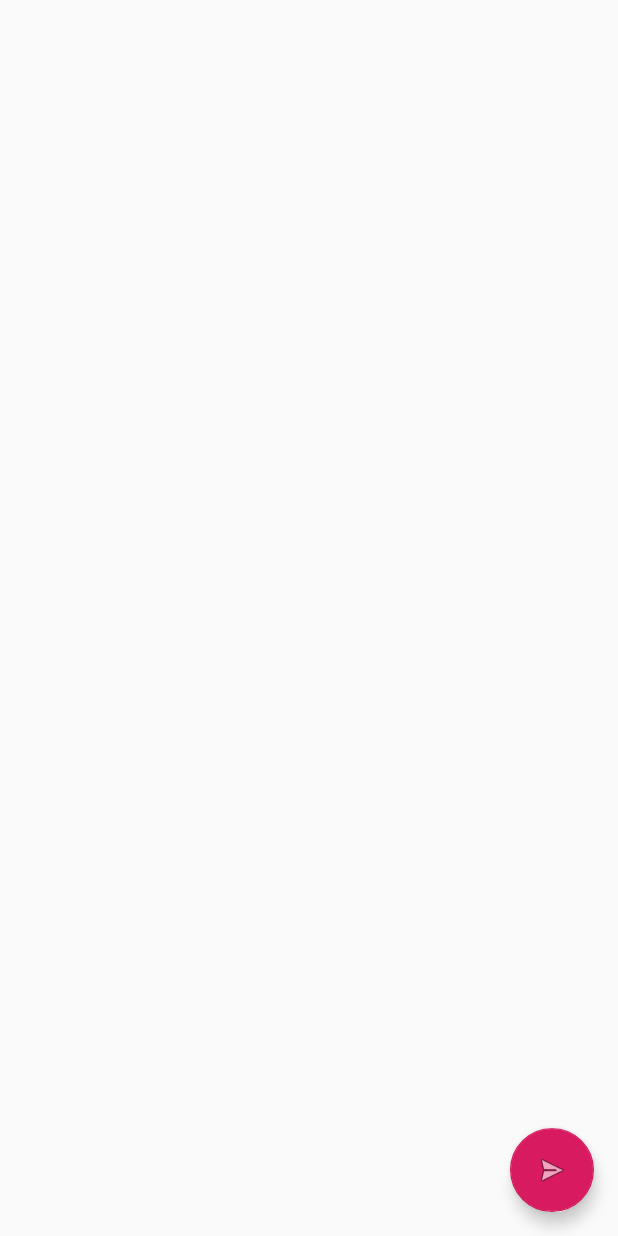
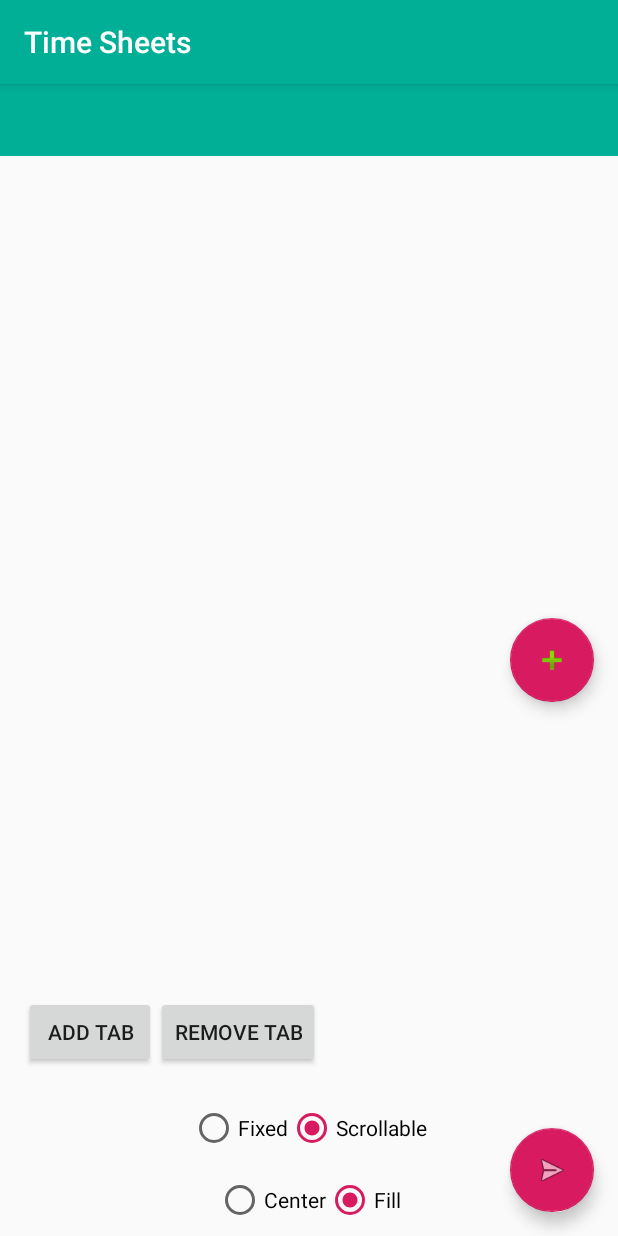
Before and after one commit to meergruen/timesheets, an Android app: the TimeSheetsActivity screen opened directly, with no data from a screen before it, on a phone screen of 412 x 824 dp. Run offline under Robolectric (Android 15) with nearby library versions, the phone set to English and light mode, and no system bars.

Commit message:
Initialize time sheet logic

```diff
--- a/app/src/main/AndroidManifest.xml
+++ b/app/src/main/AndroidManifest.xml
@@ -3,11 +3,11 @@
     package="com.meergruen.time_sheets">
 
     <application
-        android:allowBackup="true"
         android:icon="@mipmap/ic_launcher"
         android:label="@string/app_name"
         android:roundIcon="@mipmap/ic_launcher_round"
         android:supportsRtl="true"
+        android:allowBackup="true"
         android:theme="@style/AppTheme">
         <activity
             android:name="com.meergruen.time_sheets.MainActivity"
@@ -22,12 +22,12 @@
         <activity
             android:name="com.meergruen.time_sheets.OverviewActivity"
             android:label="@string/app_name"
-            android:theme="@style/AppTheme">
+            android:theme="@style/AppTheme.NoActionBar">
         </activity>
         <activity
             android:name="com.meergruen.time_sheets.TimeSheetsActivity"
             android:label="@string/app_name"
-            android:theme="@style/AppTheme.NoActionBar">
+            android:theme="@style/AppTheme">
         </activity>
     </application>
 
--- a/app/src/main/java/com/meergruen/time_sheets/OverviewActivity.kt
+++ b/app/src/main/java/com/meergruen/time_sheets/OverviewActivity.kt
@@ -29,7 +29,7 @@ class OverviewActivity : AppCompatActivity() {
         // automatically handle clicks on the Home/Up button, so long
         // as you specify a parent activity in AndroidManifest.xml.
         return when (item.itemId) {
-            R.id.action_timesheets -> true
+            R.id.action_time_sheets -> true
             else -> super.onOptionsItemSelected(item)
         }
     }
--- /dev/null
+++ b/app/src/main/java/com/meergruen/time_sheets/TimeSheet.kt
@@ -0,0 +1,4 @@
+package com.meergruen.time_sheets
+
+class TimeSheet (var items: ArrayList<TimeSheetItem>, var specification: TimeSheetSpecification) {
+}
--- a/app/src/main/java/com/meergruen/time_sheets/TimeSheetsActivity.kt
+++ b/app/src/main/java/com/meergruen/time_sheets/TimeSheetsActivity.kt
@@ -1,38 +1,180 @@
 package com.meergruen.time_sheets
 
 import android.os.Bundle
+import android.view.*
+import android.widget.Button
+import android.widget.RadioButton
+import android.widget.RadioGroup
+import android.widget.TextView
 import androidx.appcompat.app.AppCompatActivity
-import android.view.Menu
-import android.view.MenuItem
+import androidx.viewpager.widget.PagerAdapter
+import androidx.viewpager.widget.ViewPager
+import androidx.viewpager.widget.ViewPager.OnPageChangeListener
+import com.google.android.material.floatingactionbutton.FloatingActionButton
+import com.google.android.material.snackbar.Snackbar
+import com.google.android.material.tabs.TabLayout
+import com.google.android.material.tabs.TabLayout.OnTabSelectedListener
+import java.util.*
+import kotlin.collections.ArrayList
+
+
+
+//import androidx.appcompat.widget.Toolbar
+//import com.google.android.material.tabs.TabItem
 
 
 class TimeSheetsActivity : AppCompatActivity() {
 
+    private lateinit var mTabLayout: TabLayout
+    private lateinit var mViewPager: ViewPager
+    private lateinit var mPagerAdapter: CheesePagerAdapter
+
+    private lateinit var sendFab: FloatingActionButton
+    private lateinit var addFab: FloatingActionButton
+
     override fun onCreate(savedInstanceState: Bundle?) {
         super.onCreate(savedInstanceState)
-        setContentView(R.layout.activity_timesheets)
-     //   setSupportActionBar(findViewById(R.id.toolbar_timesheets))
+        setContentView(R.layout.activity_time_sheets)
 
-        /*
-        fab.setOnClickListener { view ->
+        // Retrieve the Toolbar from our content view, and set it as the action bar
+       /* val toolbar: Toolbar = findViewById(R.id.toolbar)
+        setSupportActionBar(toolbar)
+        supportActionBar!!.setDisplayHomeAsUpEnabled(true)*/
+
+        addFab = findViewById(R.id.add_time_sheet)
+        sendFab = findViewById(R.id.send_time_sheet)
+
+        addFab.setOnClickListener { _ ->
+            addRandomTab()
+        }
+        sendFab.setOnClickListener { view ->
             Snackbar.make(view, "Replace with your own action", Snackbar.LENGTH_LONG)
                 .setAction("Action", null).show()
-        }*/
+        }
+
+
+        mTabLayout = findViewById(R.id.tabs)
+        mViewPager = findViewById(R.id.tabs_viewpager)
+        mPagerAdapter = CheesePagerAdapter()
+        mViewPager.adapter = mPagerAdapter
+        mViewPager.addOnPageChangeListener(object : OnPageChangeListener {
+            override fun onPageScrolled(position: Int, positionOffset: Float, positionOffsetPixels: Int) {}
+            override fun onPageSelected(position: Int) {}
+            override fun onPageScrollStateChanged(state: Int) {}
+        })
+        mTabLayout.addOnTabSelectedListener(mTabListener)
+        setupButtons()
+        setupRadioGroup()
     }
 
-    override fun onCreateOptionsMenu(menu: Menu): Boolean {
-        // Inflate the menu; this adds items to the action bar if it is present.
-        menuInflater.inflate(R.menu.menu_main, menu)
-        return true
+    private fun setupButtons() {
+        findViewById<Button>(R.id.btn_add_tab).setOnClickListener { addRandomTab() }
+        findViewById<Button>(R.id.btn_remove_tab).setOnClickListener {
+            if (mTabLayout.tabCount >= 1) {
+                mTabLayout.removeTabAt(mTabLayout.tabCount - 1)
+                mPagerAdapter.removeTab()
+            }
+        }
     }
 
-    override fun onOptionsItemSelected(item: MenuItem): Boolean {
-        // Handle action bar item clicks here. The action bar will
-        // automatically handle clicks on the Home/Up button, so long
-        // as you specify a parent activity in AndroidManifest.xml.
-        return when (item.itemId) {
-            R.id.action_timesheets -> true
-            else -> super.onOptionsItemSelected(item)
+    private fun addRandomTab() {
+        val r = Random()
+        val cheese: String = Cheeses.sCheeseStrings[r.nextInt(Cheeses.sCheeseStrings.size)]
+        mTabLayout.addTab(mTabLayout.newTab().setText(cheese))
+        mPagerAdapter.addTab(cheese)
+    }
+
+    private fun setupRadioGroup() {
+        // Setup the initially checked item
+        when (mTabLayout.tabMode) {
+            TabLayout.MODE_SCROLLABLE -> (findViewById<RadioButton>(R.id.rb_tab_scrollable)).isChecked =
+                true
+            TabLayout.MODE_FIXED -> (findViewById<RadioButton>(R.id.rb_tab_fixed)).isChecked =
+                true
+        }
+        var rg = findViewById<RadioGroup>(R.id.radiogroup_tab_mode)
+        rg.setOnCheckedChangeListener { _, id ->
+            when (id) {
+                R.id.rb_tab_fixed -> mTabLayout.tabMode = TabLayout.MODE_FIXED
+                R.id.rb_tab_scrollable -> mTabLayout.tabMode = TabLayout.MODE_SCROLLABLE
+            }
+        }
+        when (mTabLayout.tabGravity) {
+            TabLayout.GRAVITY_CENTER -> (findViewById<RadioButton>(R.id.rb_tab_g_center)).isChecked =
+                true
+            TabLayout.GRAVITY_FILL -> (findViewById<RadioButton>(R.id.rb_tab_g_fill)).isChecked =
+                true
+        }
+        rg = findViewById(R.id.radiogroup_tab_gravity)
+        rg.setOnCheckedChangeListener { _, id ->
+            when (id) {
+                R.id.rb_tab_g_center -> mTabLayout.tabGravity = TabLayout.GRAVITY_CENTER
+                R.id.rb_tab_g_fill -> mTabLayout.tabGravity = TabLayout.GRAVITY_FILL
+            }
+        }
+    }
+
+    private val mTabListener: OnTabSelectedListener = object : OnTabSelectedListener {
+        override fun onTabSelected(tab: TabLayout.Tab) {
+            mViewPager.currentItem = tab.position
+        }
+
+        override fun onTabUnselected(tab: TabLayout.Tab) {
+            // no-op
+        }
+
+        override fun onTabReselected(tab: TabLayout.Tab) {
+            // no-op
+        }
+    }
+
+    private class CheesePagerAdapter : PagerAdapter() {
+        private val mCheeses: ArrayList<CharSequence> = ArrayList()
+        fun addTab(title: String) {
+            mCheeses.add(title)
+            notifyDataSetChanged()
+        }
+
+        fun removeTab() {
+            if (mCheeses.isNotEmpty()) {
+                mCheeses.removeAt(mCheeses.size - 1)
+                notifyDataSetChanged()
+            }
+        }
+
+        override fun getCount(): Int {
+            return mCheeses.size
+        }
+
+        override fun instantiateItem(container: ViewGroup, position: Int): Any {
+            val tv = TextView(container.context)
+            tv.text = getPageTitle(position)
+            tv.gravity = Gravity.CENTER
+           // tv.setTextAppearance(tv.context, R.style.TextAppearance_AppCompat_Title)
+            container.addView(
+                tv, ViewGroup.LayoutParams.MATCH_PARENT,
+                ViewGroup.LayoutParams.MATCH_PARENT
+            )
+            return tv
+        }
+
+        override fun isViewFromObject(
+            view: View,
+            `object`: Any
+        ): Boolean {
+            return view === `object`
+        }
+
+        override fun getPageTitle(position: Int): CharSequence? {
+            return mCheeses[position]
+        }
+
+        override fun destroyItem(
+            container: ViewGroup,
+            position: Int,
+            `object`: Any
+        ) {
+            container.removeView(`object` as View)
         }
     }
 }
--- a/app/src/main/res/layout/activity_main.xml
+++ b/app/src/main/res/layout/activity_main.xml
@@ -1,5 +1,6 @@
 <?xml version="1.0" encoding="utf-8"?>
-<androidx.coordinatorlayout.widget.CoordinatorLayout xmlns:android="http://schemas.android.com/apk/res/android"
+<androidx.coordinatorlayout.widget.CoordinatorLayout
+    xmlns:android="http://schemas.android.com/apk/res/android"
     xmlns:tools="http://schemas.android.com/tools"
     android:layout_width="match_parent"
     android:layout_height="match_parent"
--- a/app/src/main/res/layout/activity_overview.xml
+++ b/app/src/main/res/layout/activity_overview.xml
@@ -1,5 +1,6 @@
 <?xml version="1.0" encoding="utf-8"?>
-<androidx.coordinatorlayout.widget.CoordinatorLayout xmlns:android="http://schemas.android.com/apk/res/android"
+<androidx.coordinatorlayout.widget.CoordinatorLayout
+    xmlns:android="http://schemas.android.com/apk/res/android"
     xmlns:app="http://schemas.android.com/apk/res-auto"
     xmlns:tools="http://schemas.android.com/tools"
     android:layout_width="match_parent"
--- a/app/src/main/res/layout/activity_timesheets.xml
+++ b/app/src/main/res/layout/activity_time_sheets.xml
@@ -1,5 +1,6 @@
 <?xml version="1.0" encoding="utf-8"?>
-<androidx.coordinatorlayout.widget.CoordinatorLayout xmlns:android="http://schemas.android.com/apk/res/android"
+<androidx.coordinatorlayout.widget.CoordinatorLayout
+    xmlns:android="http://schemas.android.com/apk/res/android"
     xmlns:app="http://schemas.android.com/apk/res-auto"
     xmlns:tools="http://schemas.android.com/tools"
     android:layout_width="match_parent"
@@ -13,14 +14,24 @@
 
     </com.google.android.material.appbar.AppBarLayout>
 
-    <include layout="@layout/content_timesheets" />
+    <include layout="@layout/content_time_sheets" />
 
     <com.google.android.material.floatingactionbutton.FloatingActionButton
-        android:id="@+id/fab"
+        android:id="@+id/send_time_sheet"
         android:layout_width="wrap_content"
         android:layout_height="wrap_content"
         android:layout_gravity="bottom|end"
         android:layout_margin="@dimen/fab_margin"
         app:srcCompat="@android:drawable/ic_menu_send" />
+    <com.google.android.material.floatingactionbutton.FloatingActionButton
+        android:id="@+id/add_time_sheet"
+        android:layout_width="wrap_content"
+        android:layout_height="wrap_content"
+        android:layout_gravity="center|end"
+        android:layout_margin="@dimen/fab_margin"
+        app:srcCompat="@android:drawable/ic_input_add" />
+
+
+
 
 </androidx.coordinatorlayout.widget.CoordinatorLayout>
--- /dev/null
+++ b/app/src/main/res/layout/content_time_sheets.xml
@@ -0,0 +1,74 @@
+<?xml version="1.0" encoding="utf-8"?>
+<LinearLayout xmlns:android="http://schemas.android.com/apk/res/android"
+    xmlns:app="http://schemas.android.com/apk/res-auto"
+    android:layout_width="match_parent"
+    android:layout_height="match_parent"
+    android:orientation="vertical">
+    <com.google.android.material.tabs.TabLayout
+        android:id="@+id/tabs"
+        android:layout_height="wrap_content"
+        android:layout_width="match_parent"
+        android:background="?attr/colorPrimary"
+        android:theme="@style/ThemeOverlay.AppCompat.Dark.ActionBar"
+        app:tabMode="scrollable"
+        app:tabContentStart="72dp">
+    </com.google.android.material.tabs.TabLayout>
+
+    <androidx.viewpager.widget.ViewPager
+        android:id="@+id/tabs_viewpager"
+        android:layout_height="0px"
+        android:layout_width="match_parent"
+        android:layout_weight="1"/>
+
+    <LinearLayout
+        android:layout_width="match_parent"
+        android:layout_height="wrap_content"
+        android:layout_margin="16dp">
+        <Button
+            android:id="@+id/btn_add_tab"
+            android:layout_width="wrap_content"
+            android:layout_height="wrap_content"
+            android:text="Add Tab"/>
+        <Button
+            android:id="@+id/btn_remove_tab"
+            android:layout_width="wrap_content"
+            android:layout_height="wrap_content"
+            android:text="Remove Tab"/>
+    </LinearLayout>
+    <RadioGroup
+        android:id="@+id/radiogroup_tab_mode"
+        android:layout_width="match_parent"
+        android:layout_height="wrap_content"
+        android:orientation="horizontal"
+        android:gravity="center_horizontal"
+        android:padding="8dp">
+        <RadioButton
+            android:id="@+id/rb_tab_fixed"
+            android:layout_width="wrap_content"
+            android:layout_height="wrap_content"
+            android:text="Fixed"/>
+        <RadioButton
+            android:id="@+id/rb_tab_scrollable"
+            android:layout_width="wrap_content"
+            android:layout_height="wrap_content"
+            android:text="Scrollable"/>
+    </RadioGroup>
+    <RadioGroup
+        android:id="@+id/radiogroup_tab_gravity"
+        android:layout_width="match_parent"
+        android:layout_height="wrap_content"
+        android:orientation="horizontal"
+        android:gravity="center_horizontal"
+        android:padding="8dp">
+        <RadioButton
+            android:id="@+id/rb_tab_g_center"
+            android:layout_width="wrap_content"
+            android:layout_height="wrap_content"
+            android:text="Center"/>
+        <RadioButton
+            android:id="@+id/rb_tab_g_fill"
+            android:layout_width="wrap_content"
+            android:layout_height="wrap_content"
+            android:text="Fill"/>
+    </RadioGroup>
+</LinearLayout>
--- a/app/src/main/res/layout/content_timesheets.xml
+++ /dev/null
@@ -1,25 +0,0 @@
-<?xml version="1.0" encoding="utf-8"?>
-<androidx.constraintlayout.widget.ConstraintLayout
-    xmlns:android="http://schemas.android.com/apk/res/android"
-    xmlns:app="http://schemas.android.com/apk/res-auto"
-    xmlns:tools="http://schemas.android.com/tools"
-    android:layout_width="match_parent"
-    android:layout_height="match_parent"
-    app:layout_behavior="@string/appbar_scrolling_view_behavior"
-    tools:context=".TimeSheetsActivity"
-    tools:showIn="@layout/activity_timesheets">
-
-    <androidx.viewpager.widget.ViewPager
-        android:id="@+id/pager"
-        android:layout_width="match_parent"
-        android:layout_height="match_parent">
-
-        <com.google.android.material.tabs.TabLayout
-            android:id="@+id/tab_layout"
-            android:layout_width="match_parent"
-            android:layout_height="wrap_content" />
-
-    </androidx.viewpager.widget.ViewPager>
-
-
-</androidx.constraintlayout.widget.ConstraintLayout>
--- a/app/src/main/res/layout/string_row.xml
+++ b/app/src/main/res/layout/string_row.xml
@@ -1,5 +1,6 @@
 <?xml version="1.0" encoding="utf-8"?>
-<TextView xmlns:android="http://schemas.android.com/apk/res/android"
+<TextView
+    xmlns:android="http://schemas.android.com/apk/res/android"
     android:id="@+id/rowTextView"
     android:layout_width="fill_parent"
     android:layout_height="wrap_content"
--- a/app/src/main/res/layout/task_row.xml
+++ b/app/src/main/res/layout/task_row.xml
@@ -1,6 +1,6 @@
 <?xml version="1.0" encoding="utf-8"?>
-<LinearLayout xmlns:android="http://schemas.android.com/apk/res/android"
-
+<LinearLayout
+    xmlns:android="http://schemas.android.com/apk/res/android"
     android:layout_width="match_parent"
     android:layout_height="match_parent" >
 
--- a/app/src/main/res/menu/menu_main.xml
+++ b/app/src/main/res/menu/menu_main.xml
@@ -3,7 +3,7 @@
     xmlns:tools="http://schemas.android.com/tools"
     tools:context="com.meergruen.time_sheets.MainActivity">
     <item
-        android:id="@+id/action_timesheets"
+        android:id="@+id/action_time_sheets"
         android:orderInCategory="100"
         android:title="@string/action_time_sheets"
         app:showAsAction="never" />
```
Also changed, not shown: app/src/main/java/com/meergruen/time_sheets/Cheeses.java (added, +10 -0 lines), app/src/main/java/com/meergruen/time_sheets/Duration.kt (added, +9 -0 lines), app/src/main/java/com/meergruen/time_sheets/FileFormat.kt (added, +23 -0 lines), app/src/main/java/com/meergruen/time_sheets/MainActivity.kt (+9 -5 lines), app/src/main/java/com/meergruen/time_sheets/TimeSheetItem.kt (+35 -5 lines), app/src/main/java/com/meergruen/time_sheets/TimeSheetSpecification.kt (added, +159 -0 lines), app/src/main/java/com/meergruen/time_sheets/TimeSheetTask.kt (+9 -1 lines), app/src/main/res/values/strings.xml (+4 -3 lines).
